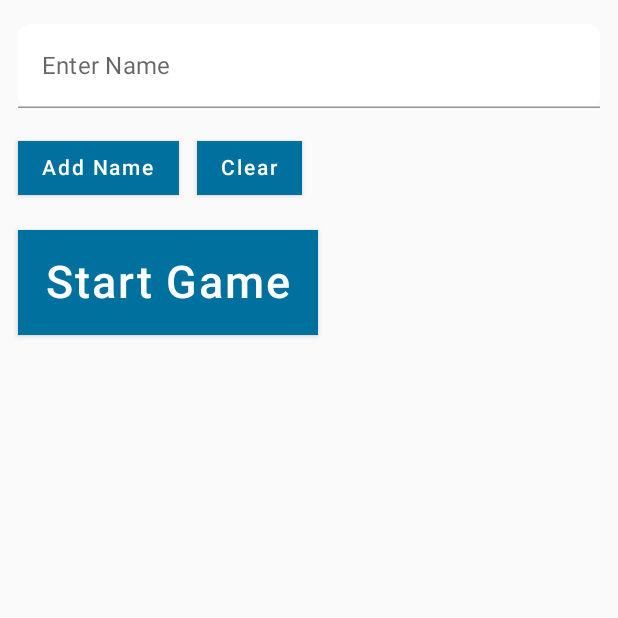
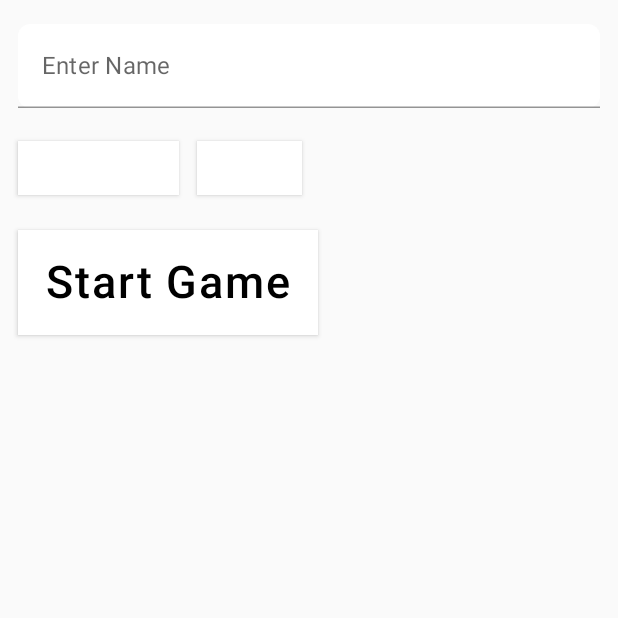
Before and after one commit to ElerWohlmuthFH/androidbowling, an Android app built with Jetpack Compose: the screen it shows after launch (MainActivity), after a tap on "New Game", on a phone screen of 412 x 824 dp, the top half of it. Run offline under Robolectric (Android 15) with nearby library versions, the phone set to English and light mode, and no system bars; our stand-ins replace Room's generated code, accompanist, livedata-compose.

Commit message:
Changed Colors

```diff
--- a/app/src/main/java/com.example.androidbowling/ui/common/DefaultButton.kt
+++ b/app/src/main/java/com.example.androidbowling/ui/common/DefaultButton.kt
@@ -1,25 +1,29 @@
 package com.example.androidbowling.ui.common
 
+import androidx.compose.foundation.background
 import androidx.compose.foundation.layout.Spacer
 import androidx.compose.foundation.layout.height
 import androidx.compose.foundation.layout.size
 import androidx.compose.material.Button
+import androidx.compose.material.ButtonColors
 import androidx.compose.material.Text
 import androidx.compose.runtime.Composable
 import androidx.compose.ui.Modifier
+import androidx.compose.ui.graphics.Color
 import androidx.compose.ui.unit.dp
 import androidx.compose.ui.unit.sp
+import com.example.androidbowling.ui.theme.PrimaryRed
 
 @Composable
 fun DefaultButton(
     text: String,
-    onClick: () -> Unit
-) {
+    onClick: () -> Unit) {
     Spacer(modifier = Modifier.height(5.dp))
     Button(
         onClick = onClick,
-        modifier = Modifier.size(width = 200.dp, height = 70.dp)
+        modifier = Modifier.size(width = 200.dp, height = 70.dp),
     ) {
-        Text(text, fontSize = 30.sp)
+        Text(text, fontSize = 30.sp,
+        color = Color.Black)
     }
 }
--- a/app/src/main/java/com.example.androidbowling/ui/screens/HomeScreen.kt
+++ b/app/src/main/java/com.example.androidbowling/ui/screens/HomeScreen.kt
@@ -1,18 +1,23 @@
 package com.example.androidbowling.ui.screens
 
-import androidx.compose.foundation.layout.Column
-import androidx.compose.foundation.layout.fillMaxSize
-import androidx.compose.foundation.layout.fillMaxWidth
+import androidx.compose.foundation.Image
+import androidx.compose.foundation.background
+import androidx.compose.foundation.layout.*
 import androidx.compose.material.MaterialTheme
 import androidx.compose.material.Surface
 import androidx.compose.material.Text
 import androidx.compose.runtime.Composable
 import androidx.compose.ui.Alignment
 import androidx.compose.ui.Modifier
+import androidx.compose.ui.graphics.Color
+import androidx.compose.ui.res.painterResource
 import androidx.compose.ui.tooling.preview.Preview
+import androidx.compose.ui.unit.dp
 import androidx.compose.ui.unit.sp
+import com.example.androidbowling.R
 import com.example.androidbowling.ui.common.DefaultButton
 import com.example.androidbowling.ui.theme.AndroidBowlingTheme
+import com.example.androidbowling.ui.theme.PrimaryRed
 
 @Composable
 fun HomeScreen(
@@ -22,9 +27,14 @@ fun HomeScreen(
 ) {
 
     Column (
-        modifier = Modifier.fillMaxWidth(),
+        modifier = Modifier
+            .fillMaxWidth()
+            .fillMaxHeight()
+            .background(PrimaryRed),
         horizontalAlignment = Alignment.CenterHorizontally) {
-        Text("BowlingApp", fontSize = 40.sp)
+
+        Image(painter = painterResource(id = R.drawable.bowling), contentDescription = null, Modifier.size(300.dp))
+
 
         DefaultButton(
             text = "New Game"
@@ -35,7 +45,7 @@ fun HomeScreen(
         ) { navigateToStatistics() }
 
         DefaultButton(
-            text = "About"
+            text = "Rules"
         ) { navigateToAbout() }
 
     }
--- a/app/src/main/java/com.example.androidbowling/ui/theme/Color.kt
+++ b/app/src/main/java/com.example.androidbowling/ui/theme/Color.kt
@@ -3,6 +3,9 @@ package com.example.androidbowling.ui.theme
 import androidx.compose.ui.graphics.Color
 
 val Purple200 = Color(0xFFBB86FC)
-val Purple500 = Color(0xFF00719E)
+//val Purple500 = Color(0xFF00719E)
 val Purple700 = Color(0xFF003E57)
+val Purple500 = Color(0xFFffffff)
+
 val Teal200 = Color(0xFF03DAC5)
+val PrimaryRed = Color(0xff4e1612)
```
Also changed, not shown: app/build.gradle (+9 -0 lines), app/src/main/java/com.example.androidbowling/ui/screens/AboutScreen.kt (+39 -6 lines), app/src/main/res/drawable/bowling.png (added), 1 other file.
